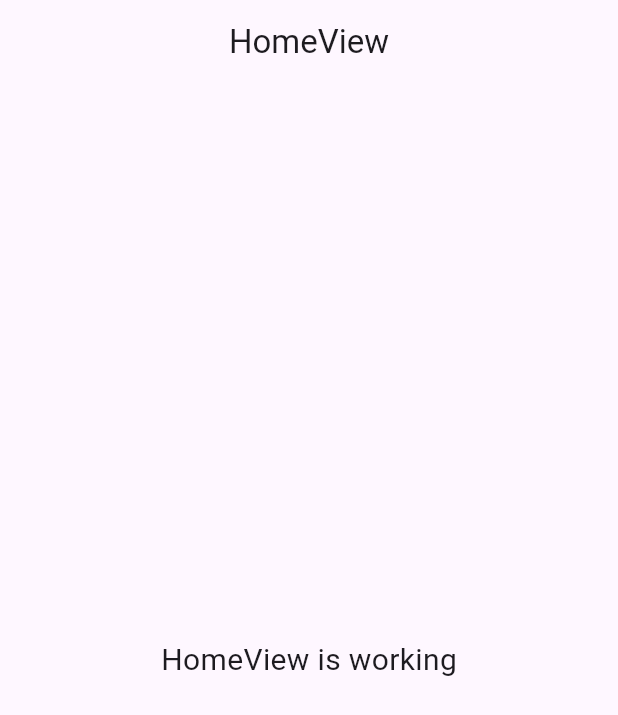
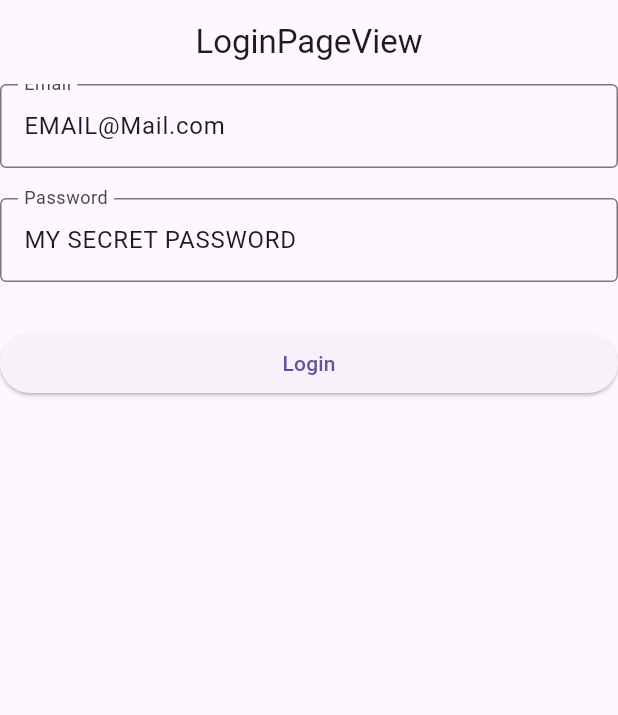
Before and after one commit to AlsoKnownAsZira/getx_firebase, a Flutter app: the screen it shows after launch, on a phone screen of 412 x 824 dp. Shown: the top 715 px of the screen. Run offline on Flutter 3.47's test engine with Material 3 defaults, Android fonts, the phone set to English and light mode, and no system bars; our stand-ins replace firebase_auth, firebase_core, get; accounts and stored records are empty.

Commit message:
feat: added login auth

```diff
--- /dev/null
+++ b/lib/app/modules/LoginPage/controllers/login_page_controller.dart
@@ -0,0 +1,28 @@
+import 'package:flutter/material.dart';
+import 'package:get/get.dart';
+import 'package:firebase_auth/firebase_auth.dart';
+import 'package:getxflutter/app/routes/app_pages.dart';
+
+class LoginPageController extends GetxController {
+  RxBool isLoading = false.obs;
+  TextEditingController emailController =
+      TextEditingController(text: "EMAIL@Mail.com");
+  TextEditingController passwordController =
+      TextEditingController(text: "MY SECRET PASSWORD");
+
+  FirebaseAuth auth = FirebaseAuth.instance;
+
+  void login() async {
+    isLoading.value = true;
+    try {
+      isLoading.value = false;
+      UserCredential userCredential = await auth.signInWithEmailAndPassword(
+          email: emailController.text, password: passwordController.text);
+      print(userCredential);
+      isLoading.value = false;
+      Get.offAllNamed(Routes.HOME);
+    } on FirebaseAuthException catch (e) {
+      print(e.code);
+    }
+  }
+}
--- /dev/null
+++ b/lib/app/modules/LoginPage/views/login_page_view.dart
@@ -0,0 +1,48 @@
+import 'package:flutter/material.dart';
+
+import 'package:get/get.dart';
+
+import '../controllers/login_page_controller.dart';
+
+class LoginPageView extends GetView<LoginPageController> {
+  const LoginPageView({Key? key}) : super(key: key);
+  @override
+  Widget build(BuildContext context) {
+    return Scaffold(
+        appBar: AppBar(
+          title: const Text('LoginPageView'),
+          centerTitle: true,
+        ),
+        body: ListView(
+          children: [
+            TextField(
+              controller: controller.emailController,
+              decoration: const InputDecoration(
+                labelText: 'Email',
+                border: OutlineInputBorder(),
+              ),
+            ),
+            SizedBox(
+              height: 20,
+            ),
+            TextField(
+              controller: controller.passwordController,
+              decoration: const InputDecoration(
+                labelText: 'Password',
+                border: OutlineInputBorder(),
+              ),
+            ),
+            SizedBox(
+              height: 30,
+            ),
+            Obx(() => ElevatedButton(
+                onPressed: () {
+                  controller.login();
+                },
+                child: Text(controller.isLoading.isFalse
+                    ? 'Login'
+                    : 'Loading... Please Wait')))
+          ],
+        ));
+  }
+}
--- /dev/null
+++ b/lib/app/modules/Splash.dart
@@ -0,0 +1,16 @@
+import 'package:flutter/material.dart';
+
+class SplashScreen extends StatelessWidget {
+  const SplashScreen({super.key});
+
+  @override
+  Widget build(BuildContext context) {
+    return const MaterialApp(
+      home: Scaffold(
+          body: Center(
+        child: CircularProgressIndicator(
+        ),
+      )),
+    );
+  }
+}
--- a/lib/app/routes/app_pages.dart
+++ b/lib/app/routes/app_pages.dart
@@ -1,5 +1,7 @@
 import 'package:get/get.dart';
 
+import '../modules/LoginPage/bindings/login_page_binding.dart';
+import '../modules/LoginPage/views/login_page_view.dart';
 import '../modules/home/bindings/home_binding.dart';
 import '../modules/home/views/home_view.dart';
 
@@ -8,7 +10,7 @@ part 'app_routes.dart';
 class AppPages {
   AppPages._();
 
-  static const INITIAL = Routes.HOME;
+  static const INITIAL = Routes.LOGIN_PAGE;
 
   static final routes = [
     GetPage(
@@ -16,5 +18,10 @@ class AppPages {
       page: () => const HomeView(),
       binding: HomeBinding(),
     ),
+    GetPage(
+      name: _Paths.LOGIN_PAGE,
+      page: () => const LoginPageView(),
+      binding: LoginPageBinding(),
+    ),
   ];
 }
--- a/lib/app/routes/app_routes.dart
+++ b/lib/app/routes/app_routes.dart
@@ -4,9 +4,11 @@ part of 'app_pages.dart';
 abstract class Routes {
   Routes._();
   static const HOME = _Paths.HOME;
+  static const LOGIN_PAGE = _Paths.LOGIN_PAGE;
 }
 
 abstract class _Paths {
   _Paths._();
   static const HOME = '/home';
+  static const LOGIN_PAGE = '/login-page';
 }
```
Also changed, not shown: lib/app/modules/LoginPage/bindings/login_page_binding.dart (added, +12 -0 lines), lib/main.dart (+16 -7 lines).
